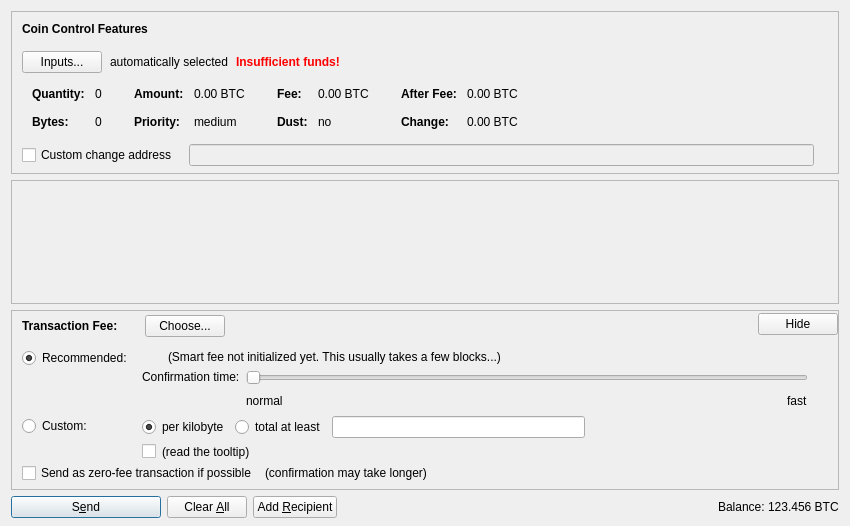
First picture: the form in src/qt/forms/sendcoinsdialog.ui, repository aurumcoin-au/Aurumcoin-AU, before the edit.
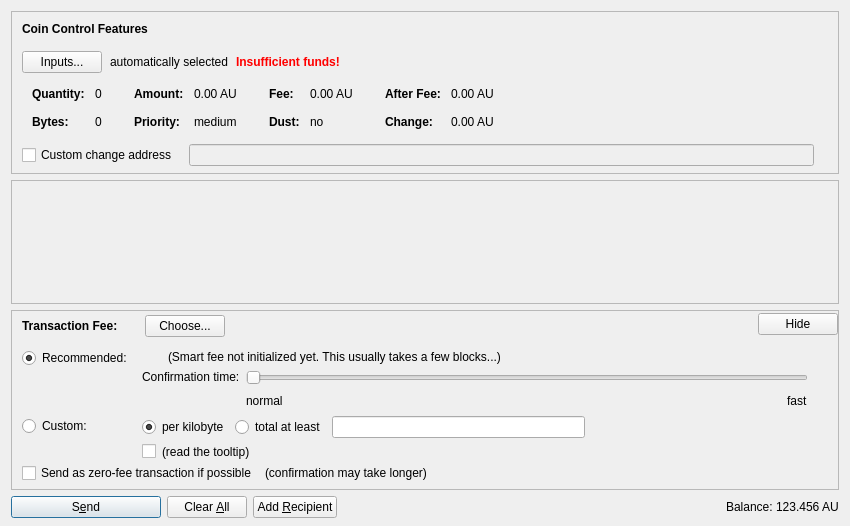
Second picture: the form after the edit. Icons and pictures are not drawn. Custom widgets are drawn as their Qt base class.

```diff
--- a/src/qt/forms/sendcoinsdialog.ui
+++ b/src/qt/forms/sendcoinsdialog.ui
@@ -324,7 +324,7 @@
                   <enum>Qt::ActionsContextMenu</enum>
                  </property>
                  <property name="text">
-                  <string notr="true">0.00 BTC</string>
+                  <string notr="true">0.00 AU</string>
                  </property>
                  <property name="textInteractionFlags">
                   <set>Qt::LinksAccessibleByMouse|Qt::TextSelectableByKeyboard|Qt::TextSelectableByMouse</set>
@@ -404,7 +404,7 @@
                   <enum>Qt::ActionsContextMenu</enum>
                  </property>
                  <property name="text">
-                  <string notr="true">0.00 BTC</string>
+                  <string notr="true">0.00 AU</string>
                  </property>
                  <property name="textInteractionFlags">
                   <set>Qt::LinksAccessibleByMouse|Qt::TextSelectableByKeyboard|Qt::TextSelectableByMouse</set>
@@ -484,7 +484,7 @@
                   <enum>Qt::ActionsContextMenu</enum>
                  </property>
                  <property name="text">
-                  <string notr="true">0.00 BTC</string>
+                  <string notr="true">0.00 AU</string>
                  </property>
                  <property name="textInteractionFlags">
                   <set>Qt::LinksAccessibleByMouse|Qt::TextSelectableByKeyboard|Qt::TextSelectableByMouse</set>
@@ -513,7 +513,7 @@
                   <enum>Qt::ActionsContextMenu</enum>
                  </property>
                  <property name="text">
-                  <string notr="true">0.00 BTC</string>
+                  <string notr="true">0.00 AU</string>
                  </property>
                  <property name="textInteractionFlags">
                   <set>Qt::LinksAccessibleByMouse|Qt::TextSelectableByKeyboard|Qt::TextSelectableByMouse</set>
@@ -1352,7 +1352,7 @@
           <cursorShape>IBeamCursor</cursorShape>
          </property>
          <property name="text">
-          <string notr="true">123.456 BTC</string>
+          <string notr="true">123.456 AU</string>
          </property>
          <property name="textInteractionFlags">
           <set>Qt::LinksAccessibleByMouse|Qt::TextSelectableByKeyboard|Qt::TextSelectableByMouse</set>
```
Left out of the diff: 18 changed lines with no effect on the pictures.
